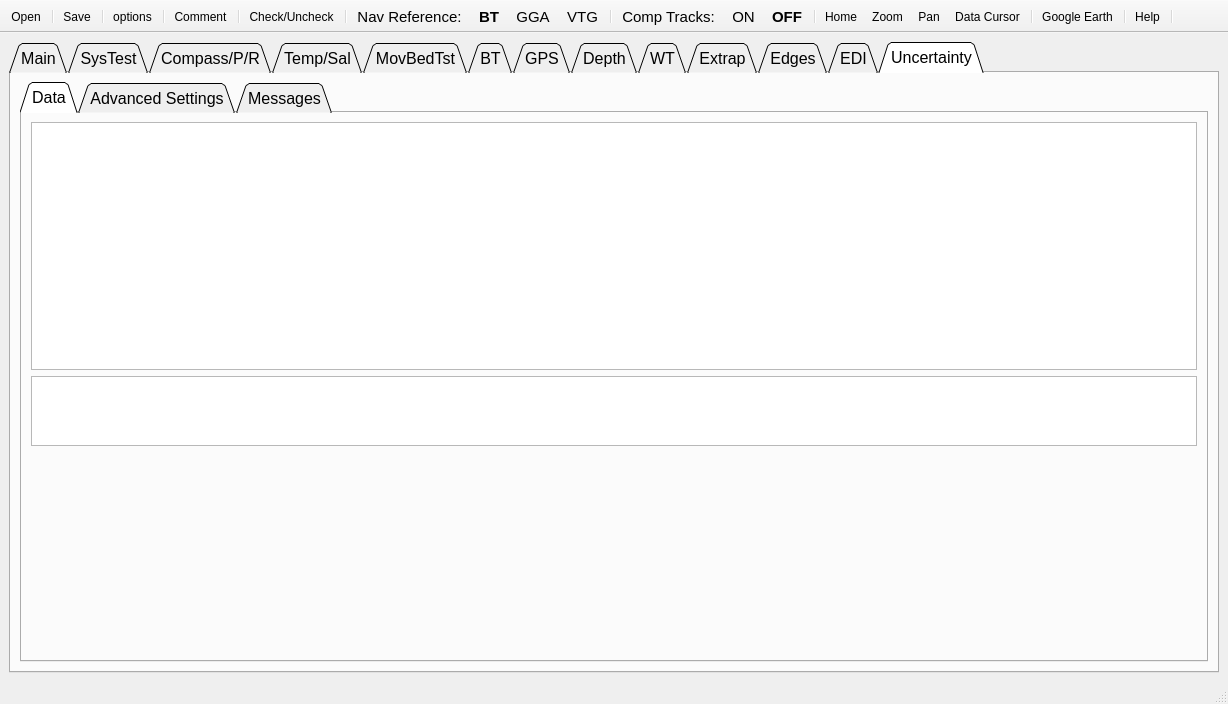
Above: UI/QRev_gui.ui from rowetechinc/QRevPy before the change. Below: the same form after it.
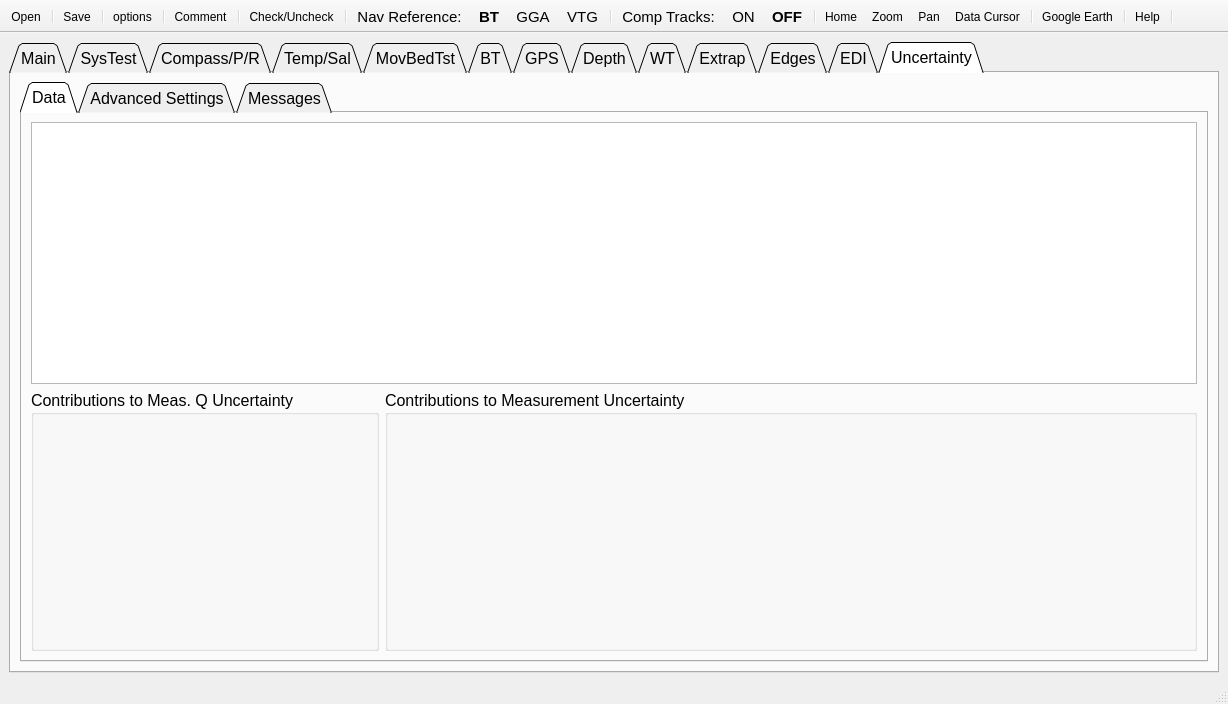
That is the form after the change. The open tabs and pages were chosen to show the change. Icons and pictures are not drawn.

The edit to the form file:
```diff
--- a/UI/QRev_gui.ui
+++ b/UI/QRev_gui.ui
@@ -5713,15 +5713,37 @@
            </attribute>
            <layout class="QGridLayout" name="gridLayout_46">
             <item row="0" column="0">
-             <layout class="QVBoxLayout" name="verticalLayout_66" stretch="5,1,4">
+             <layout class="QVBoxLayout" name="verticalLayout_66" stretch="5,5">
               <item>
                <widget class="QTableWidget" name="table_uncertainty_results"/>
               </item>
               <item>
-               <widget class="QTableWidget" name="table_uncertainty_user"/>
-              </item>
-              <item>
-               <widget class="QWidget" name="graph_uncertainty" native="true"/>
+               <layout class="QHBoxLayout" name="horizontalLayout_69" stretch="3,7">
+                <item>
+                 <widget class="QGroupBox" name="qb_contrib_meas_area">
+                  <property name="title">
+                   <string>Contributions to Meas. Q Uncertainty</string>
+                  </property>
+                  <layout class="QHBoxLayout" name="horizontalLayout_71">
+                   <item>
+                    <widget class="QWidget" name="graph_u_meas" native="true"/>
+                   </item>
+                  </layout>
+                 </widget>
+                </item>
+                <item>
+                 <widget class="QGroupBox" name="gb_contrib_measurement">
+                  <property name="title">
+                   <string>Contributions to Measurement Uncertainty</string>
+                  </property>
+                  <layout class="QHBoxLayout" name="horizontalLayout_70">
+                   <item>
+                    <widget class="QWidget" name="graph_u_measurement" native="true"/>
+                   </item>
+                  </layout>
+                 </widget>
+                </item>
+               </layout>
               </item>
              </layout>
             </item>
```
Left out of the diff: 2 changed lines with no effect on the pictures.
